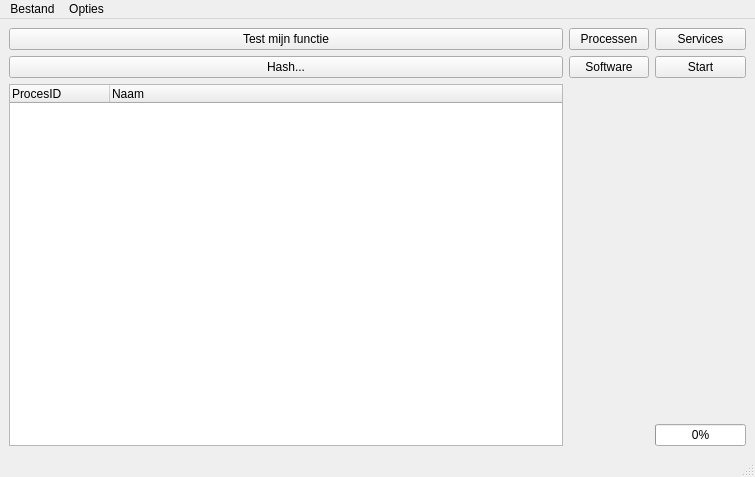
Before: the Qt Designer form Source/gui/gui_maken/interface_thram.ui in mitfry/IPFIT5_2015, drawn with Qt 5.
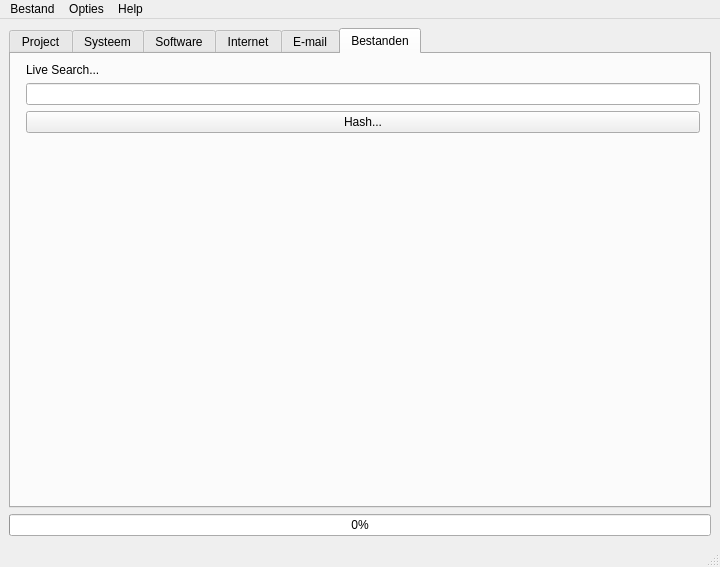
After: the same form once the commit is applied. The open tabs and pages were chosen to show the change.

Commit message:
Nieuwe Interface
Interface aangepast zodat jullie ook met de nieuwste versie kunnen
werken.

Patch:
```diff
--- a/Source/gui/gui_maken/interface_thram.ui
+++ b/Source/gui/gui_maken/interface_thram.ui
@@ -6,8 +6,8 @@
    <rect>
     <x>0</x>
     <y>0</y>
-    <width>755</width>
-    <height>477</height>
+    <width>720</width>
+    <height>567</height>
    </rect>
   </property>
   <property name="windowTitle">
@@ -15,20 +15,26 @@
   </property>
   <widget class="QWidget" name="centralwidget">
    <layout class="QGridLayout" name="gridLayout_3">
-    <item row="0" column="2">
-     <widget class="QPushButton" name="btn_Services">
-      <property name="text">
-       <string>Services</string>
+    <item row="1" column="0">
+     <widget class="QProgressBar" name="progressBar">
+      <property name="mouseTracking">
+       <bool>true</bool>
       </property>
-     </widget>
-    </item>
-    <item row="0" column="1">
-     <widget class="QPushButton" name="btn_Processen">
-      <property name="text">
-       <string>Processen</string>
+      <property name="value">
+       <number>0</number>
       </property>
      </widget>
     </item>
+    <item row="0" column="0">
+     <widget class="QTabWidget" name="tab_Menu">
+      <property name="currentIndex">
+       <number>0</number>
+      </property>
+      <widget class="QWidget" name="tab_Project">
+       <attribute name="title">
+        <string>Project</string>
+       </attribute>
+       <layout class="QGridLayout" name="gridLayout_6">
     <item row="0" column="0">
      <widget class="QPushButton" name="btn_Test">
       <property name="text">
@@ -36,35 +42,56 @@
       </property>
      </widget>
     </item>
-    <item row="2" column="2">
+        <item row="1" column="0">
      <widget class="QPushButton" name="btn_Progressbar">
       <property name="text">
        <string>Start</string>
       </property>
      </widget>
     </item>
-    <item row="2" column="1">
+       </layout>
+      </widget>
+      <widget class="QWidget" name="tab_System">
+       <attribute name="title">
+        <string>Systeem</string>
+       </attribute>
+       <layout class="QGridLayout" name="gridLayout_2">
+        <item row="0" column="0">
+         <widget class="QPushButton" name="btn_Hardware">
+          <property name="text">
+           <string>Hardware Info</string>
+          </property>
+         </widget>
+        </item>
+       </layout>
+      </widget>
+      <widget class="QWidget" name="tab_Software">
+       <attribute name="title">
+        <string>Software</string>
+       </attribute>
+       <layout class="QGridLayout" name="gridLayout">
+        <item row="0" column="0">
+         <widget class="QPushButton" name="btn_Processen">
+          <property name="text">
+           <string>Processen</string>
+          </property>
+         </widget>
+        </item>
+        <item row="0" column="1">
+         <widget class="QPushButton" name="btn_Services">
+          <property name="text">
+           <string>Services</string>
+          </property>
+         </widget>
+        </item>
+        <item row="0" column="2">
      <widget class="QPushButton" name="btn_Software">
       <property name="text">
        <string>Software</string>
       </property>
      </widget>
     </item>
-    <item row="2" column="0">
-     <widget class="QPushButton" name="hash_Btn">
-      <property name="text">
-       <string>Hash...</string>
-      </property>
-     </widget>
-    </item>
-    <item row="3" column="2" alignment="Qt::AlignRight|Qt::AlignBottom">
-     <widget class="QProgressBar" name="progressBar">
-      <property name="value">
-       <number>0</number>
-      </property>
-     </widget>
-    </item>
-    <item row="3" column="0">
+        <item row="1" column="0" colspan="3">
      <widget class="QTreeWidget" name="treeWidget">
       <property name="alternatingRowColors">
        <bool>false</bool>
@@ -83,12 +110,71 @@
     </item>
    </layout>
   </widget>
+      <widget class="QWidget" name="tab_Internet">
+       <attribute name="title">
+        <string>Internet</string>
+       </attribute>
+       <layout class="QGridLayout" name="gridLayout_5">
+        <item row="0" column="0">
+         <widget class="QPushButton" name="btn_Internet_History">
+          <property name="text">
+           <string>Internetgeschiedenis</string>
+          </property>
+         </widget>
+        </item>
+       </layout>
+      </widget>
+      <widget class="QWidget" name="tab_Email">
+       <attribute name="title">
+        <string>E-mail</string>
+       </attribute>
+       <layout class="QGridLayout" name="gridLayout_4">
+        <item row="0" column="0">
+         <widget class="QPushButton" name="btn_Email">
+          <property name="text">
+           <string>E-mail</string>
+          </property>
+         </widget>
+        </item>
+       </layout>
+      </widget>
+      <widget class="QWidget" name="tab_Files">
+       <attribute name="title">
+        <string>Bestanden</string>
+       </attribute>
+       <layout class="QFormLayout" name="formLayout">
+        <property name="fieldGrowthPolicy">
+         <enum>QFormLayout::AllNonFixedFieldsGrow</enum>
+        </property>
+        <item row="1" column="1">
+         <widget class="QLabel" name="lbl_Live_Search">
+          <property name="text">
+           <string>Live Search...</string>
+          </property>
+         </widget>
+        </item>
+        <item row="3" column="1">
+         <widget class="QLineEdit" name="txt_Live_Search"/>
+        </item>
+        <item row="4" column="1">
+         <widget class="QPushButton" name="btn_Hash">
+          <property name="text">
+           <string>Hash...</string>
+          </property>
+         </widget>
+        </item>
+       </layout>
+      </widget>
+     </widget>
+    </item>
+   </layout>
+  </widget>
   <widget class="QMenuBar" name="menubar">
    <property name="geometry">
     <rect>
      <x>0</x>
      <y>0</y>
-     <width>755</width>
+     <width>720</width>
      <height>21</height>
     </rect>
    </property>
@@ -106,8 +192,17 @@
     </property>
     <addaction name="actionFuncties"/>
    </widget>
+   <widget class="QMenu" name="menuHelp">
+    <property name="title">
+     <string>Help</string>
+    </property>
+    <addaction name="actionInfo"/>
+    <addaction name="actionTechnical_manual"/>
+    <addaction name="actionOver"/>
+   </widget>
    <addaction name="menuBestand"/>
    <addaction name="menuOpties"/>
+   <addaction name="menuHelp"/>
   </widget>
   <widget class="QStatusBar" name="statusbar"/>
   <action name="actionNieuw">
```
Left out of the diff: 15 changed lines with no effect on the pictures. Lines whose indentation alone changed are shown as unchanged. The commit also changes 4 other files.
